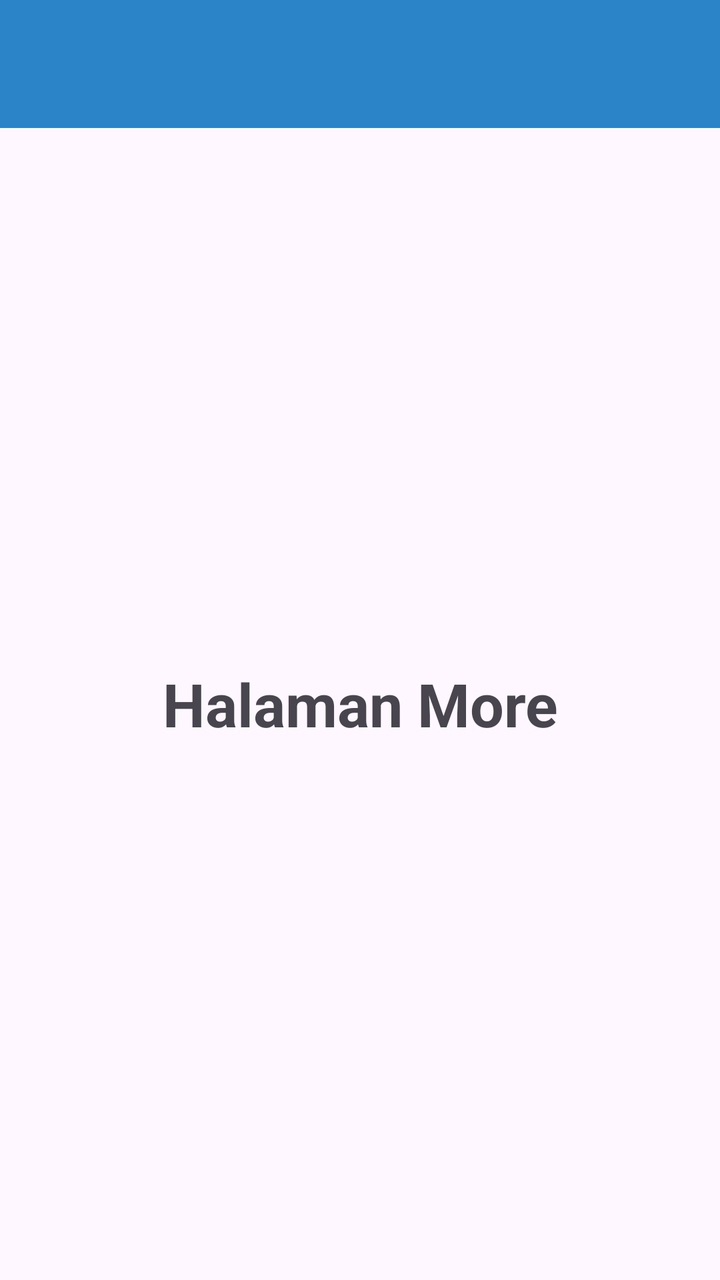
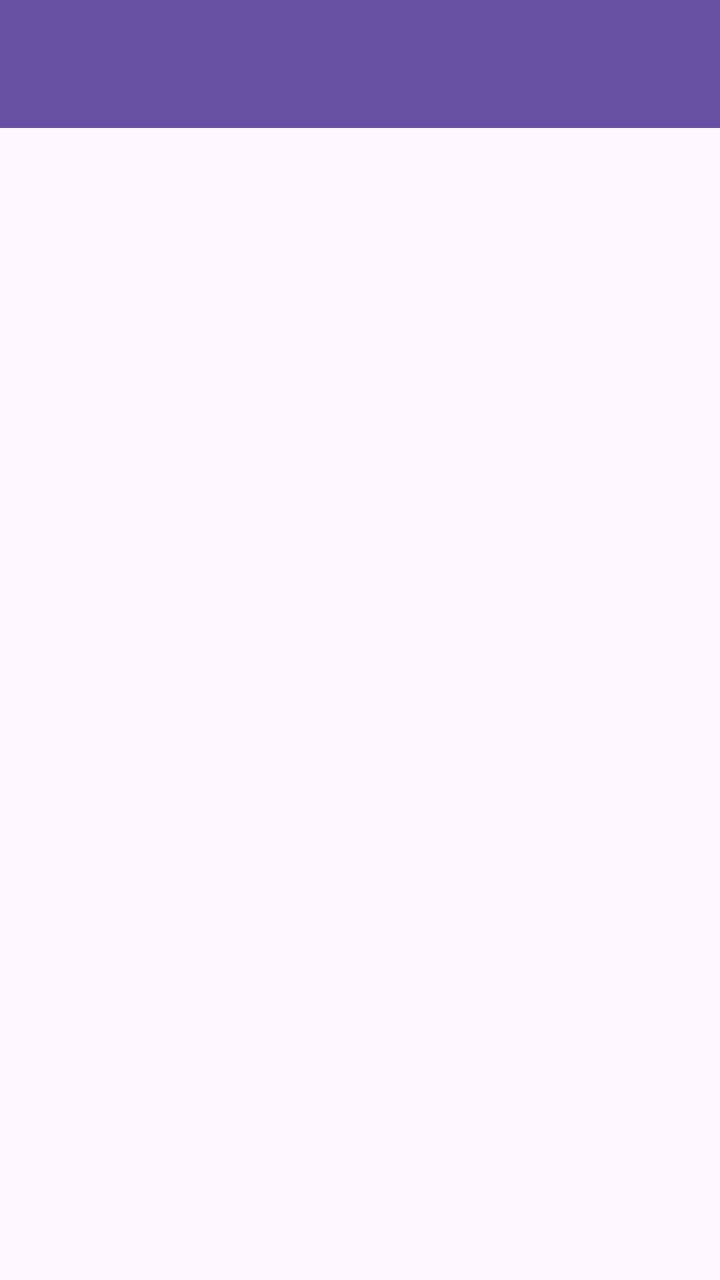

Two renders of the same Android screen: before a commit and after it. Below are the layout's source before the change and the commit's diff.
<!-- AndroidManifest.xml: application theme Theme.Farid24TIF -->
<!-- res/layout/fragment_more.xml -->
<?xml version="1.0" encoding="utf-8"?>
<androidx.constraintlayout.widget.ConstraintLayout xmlns:android="http://schemas.android.com/apk/res/android"
    xmlns:tools="http://schemas.android.com/tools"
    android:layout_width="match_parent"
    android:layout_height="match_parent"
    xmlns:app="http://schemas.android.com/apk/res-auto"
    tools:context=".More.MoreFragment">

    <androidx.appcompat.widget.Toolbar
        android:id="@+id/toolbar"
        android:layout_width="match_parent"
        android:layout_height="?attr/actionBarSize"
        android:background="#2B83C8"
        app:layout_constraintEnd_toEndOf="parent"
        app:layout_constraintStart_toStartOf="parent"
        app:layout_constraintTop_toTopOf="parent"
        app:subtitleTextColor="@android:color/white"
        app:titleTextColor="@android:color/white"
        app:layout_scrollFlags="scroll|enterAlways"/>
    <TextView
        android:layout_width="match_parent"
        android:layout_height="0dp"
        android:gravity="center"
        android:text="Halaman More"
        android:textSize="30sp"
        android:textStyle="bold"
        app:layout_constraintBottom_toBottomOf="parent"
        app:layout_constraintEnd_toEndOf="parent"
        app:layout_constraintStart_toStartOf="parent"
        app:layout_constraintTop_toBottomOf="@+id/toolbar" />

</androidx.constraintlayout.widget.ConstraintLayout>
<!-- resources referenced by this layout -->
<resources>
  <style name="Theme.Farid24TIF" parent="Base.Theme.Farid24TIF" />
  <style name="Base.Theme.Farid24TIF" parent="Theme.Material3.DayNight.NoActionBar">
          
          
      </style>
</resources>

<!-- the commit's change to res/layout/fragment_more.xml (unified diff, before → after) -->
@@ -1,32 +1,32 @@
 <?xml version="1.0" encoding="utf-8"?>
-<androidx.constraintlayout.widget.ConstraintLayout xmlns:android="http://schemas.android.com/apk/res/android"
+<androidx.coordinatorlayout.widget.CoordinatorLayout xmlns:android="http://schemas.android.com/apk/res/android"
     xmlns:tools="http://schemas.android.com/tools"
     android:layout_width="match_parent"
     android:layout_height="match_parent"
     xmlns:app="http://schemas.android.com/apk/res-auto"
     tools:context=".More.MoreFragment">
 
-    <androidx.appcompat.widget.Toolbar
-        android:id="@+id/toolbar"
+    <com.google.android.material.appbar.AppBarLayout
+        android:id="@+id/appBarLayout"
         android:layout_width="match_parent"
-        android:layout_height="?attr/actionBarSize"
-        android:background="#2B83C8"
-        app:layout_constraintEnd_toEndOf="parent"
-        app:layout_constraintStart_toStartOf="parent"
-        app:layout_constraintTop_toTopOf="parent"
-        app:subtitleTextColor="@android:color/white"
-        app:titleTextColor="@android:color/white"
-        app:layout_scrollFlags="scroll|enterAlways"/>
-    <TextView
+        android:layout_height="wrap_content"
+        android:theme="@style/ThemeOverlay.AppCompat.Dark.ActionBar">
+
+        <androidx.appcompat.widget.Toolbar
+            android:id="@+id/toolbar"
+            android:layout_width="match_parent"
+            android:layout_height="?attr/actionBarSize"
+            android:background="?attr/colorPrimary"
+            app:layout_scrollFlags="scroll|enterAlways"
+            app:titleTextColor="@android:color/white" />
+
+    </com.google.android.material.appbar.AppBarLayout>
+
+
+    <ListView
+        android:id="@+id/listViewItems"
         android:layout_width="match_parent"
-        android:layout_height="0dp"
-        android:gravity="center"
-        android:text="Halaman More"
-        android:textSize="30sp"
-        android:textStyle="bold"
-        app:layout_constraintBottom_toBottomOf="parent"
-        app:layout_constraintEnd_toEndOf="parent"
-        app:layout_constraintStart_toStartOf="parent"
-        app:layout_constraintTop_toBottomOf="@+id/toolbar" />
+        android:layout_height="match_parent"
+        app:layout_behavior="@string/appbar_scrolling_view_behavior" />
 
-</androidx.constraintlayout.widget.ConstraintLayout>
+</androidx.coordinatorlayout.widget.CoordinatorLayout>
